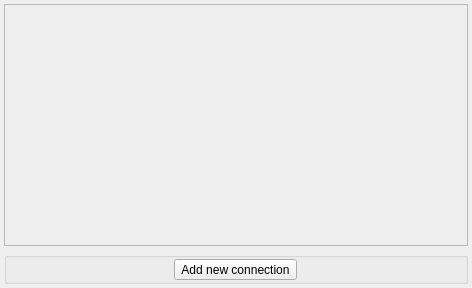
First picture: the form in randovania/gui/ui_files/game_connection_window.ui, repository randovania/randovania, before the edit.
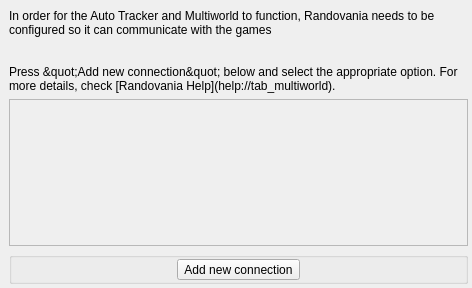
Second picture: the form after the edit.

Commit message: Minimal help directly in GameConnectionWindow

Diff of the .ui file:
```diff
--- a/randovania/gui/ui_files/game_connection_window.ui
+++ b/randovania/gui/ui_files/game_connection_window.ui
@@ -15,9 +15,6 @@
   </property>
   <widget class="QWidget" name="centralwidget">
    <layout class="QGridLayout" name="root_layout">
-    <property name="leftMargin">
-     <number>4</number>
-    </property>
     <property name="topMargin">
      <number>4</number>
     </property>
@@ -28,6 +25,53 @@
      <number>4</number>
     </property>
     <item row="1" column="0">
+     <widget class="QLabel" name="help_label">
+      <property name="text">
+       <string>In order for the Auto Tracker and Multiworld to function, Randovania needs to be configured so it can communicate with the games
+
+
+Press &amp;quot;Add new connection&amp;quot; below and select the appropriate option. For more details, check [Randovania Help](help://tab_multiworld).</string>
+      </property>
+      <property name="textFormat">
+       <enum>Qt::MarkdownText</enum>
+      </property>
+      <property name="wordWrap">
+       <bool>true</bool>
+      </property>
+     </widget>
+    </item>
+    <item row="2" column="0">
+     <widget class="QScrollArea" name="builders_scroll">
+      <property name="widgetResizable">
+       <bool>true</bool>
+      </property>
+      <widget class="QWidget" name="builders_content">
+       <property name="geometry">
+        <rect>
+         <x>0</x>
+         <y>0</y>
+         <width>460</width>
+         <height>189</height>
+        </rect>
+       </property>
+       <layout class="QVBoxLayout" name="builders_layout">
+        <property name="leftMargin">
+         <number>4</number>
+        </property>
+        <property name="topMargin">
+         <number>4</number>
+        </property>
+        <property name="rightMargin">
+         <number>4</number>
+        </property>
+        <property name="bottomMargin">
+         <number>4</number>
+        </property>
+       </layout>
+      </widget>
+     </widget>
+    </item>
+    <item row="3" column="0">
      <widget class="QGroupBox" name="meta_group">
       <property name="title">
        <string/>
@@ -65,35 +109,20 @@
      </widget>
     </item>
     <item row="0" column="0">
-     <widget class="QScrollArea" name="builders_scroll">
-      <property name="widgetResizable">
-       <bool>true</bool>
+     <spacer name="verticalSpacer">
+      <property name="orientation">
+       <enum>Qt::Vertical</enum>
       </property>
-      <widget class="QWidget" name="builders_content">
-       <property name="geometry">
-        <rect>
-         <x>0</x>
-         <y>0</y>
-         <width>462</width>
-         <height>244</height>
-        </rect>
-       </property>
-       <layout class="QVBoxLayout" name="builders_layout">
-        <property name="leftMargin">
-         <number>4</number>
-        </property>
-        <property name="topMargin">
-         <number>4</number>
-        </property>
-        <property name="rightMargin">
-         <number>4</number>
-        </property>
-        <property name="bottomMargin">
-         <number>4</number>
-        </property>
-       </layout>
-      </widget>
-     </widget>
+      <property name="sizeType">
+       <enum>QSizePolicy::Fixed</enum>
+      </property>
+      <property name="sizeHint" stdset="0">
+       <size>
+        <width>20</width>
+        <height>5</height>
+       </size>
+      </property>
+     </spacer>
     </item>
    </layout>
   </widget>
```
The commit also changes 3 other files.
